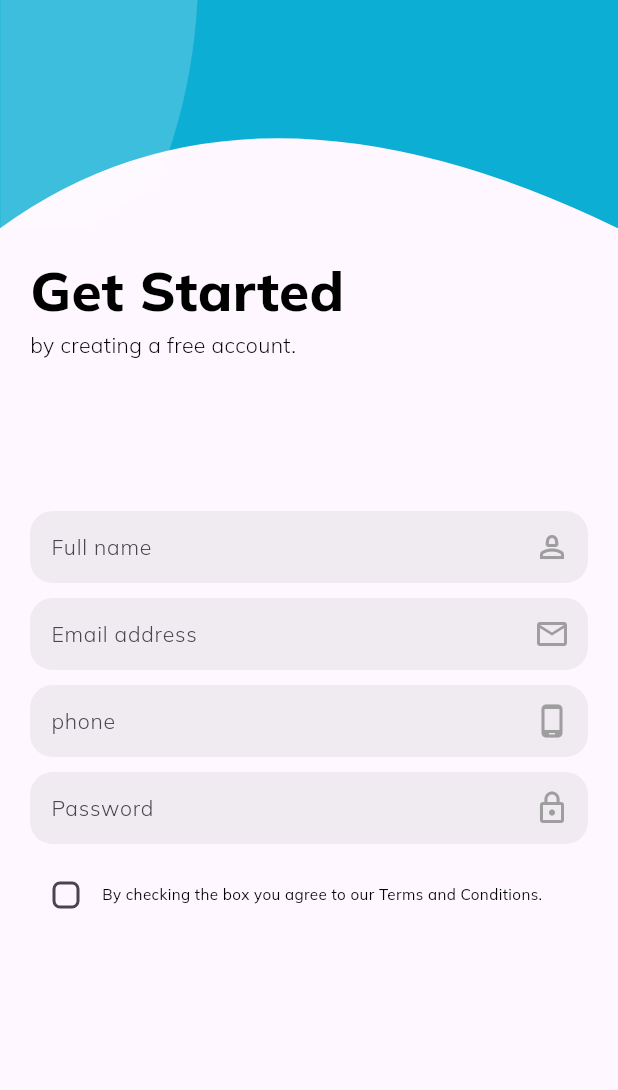
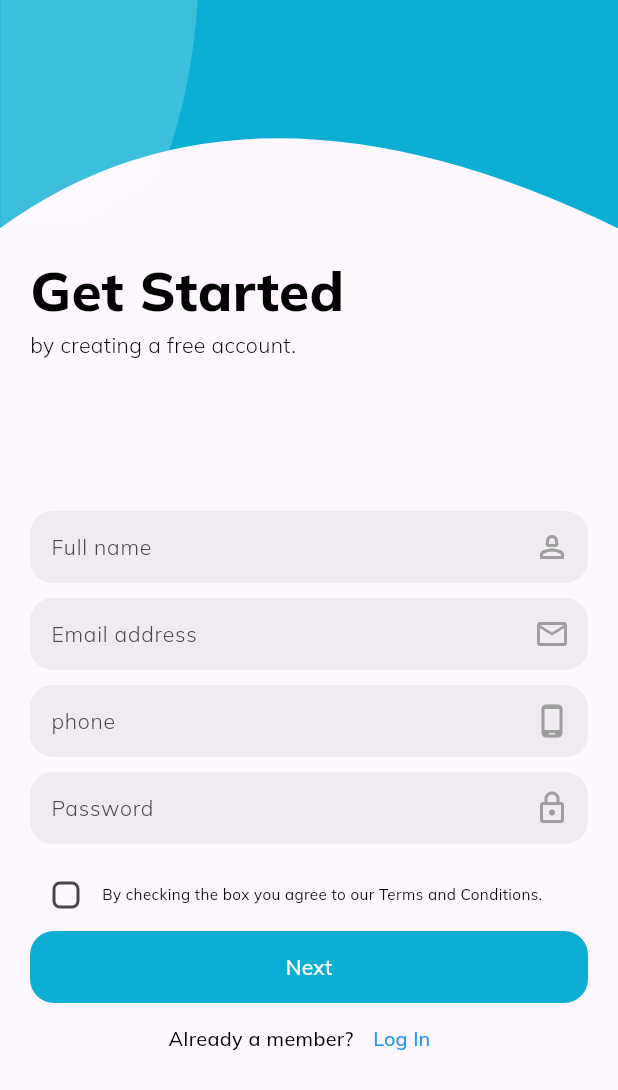
Before and after one commit to fares1908/-speaking_fingers, a Flutter app: the screen it shows after launch, on a phone screen of 412 x 824 dp. Shown: the top 1090 px of the screen. Run offline on Flutter 3.47's test engine with Material 3 defaults, Android fonts, the phone set to English and light mode, and no system bars; our stand-ins replace flutter_screenutil.

Commit message:
update SignupScreen

```diff
--- a/lib/core/theming/text_styles.dart
+++ b/lib/core/theming/text_styles.dart
@@ -22,43 +22,15 @@ class TextStyles {
     color: Colors.black,
   );
 
-
-
-  static TextStyle font13GrayRegular = TextStyle(
+  static TextStyle font13BlackMedium = TextStyle(
     fontSize: 13.sp,
-    fontWeight: FontWeightHelper.regular,
-    color: Colors.black,
-  );
-
-  static TextStyle font13BlueRegular = TextStyle(
-    fontSize: 13.sp,
-    fontWeight: FontWeightHelper.regular,
-    color: Colors.black,
-  );
-
-  static TextStyle font13BlueSemiBold = TextStyle(
-    fontSize: 13.sp,
-    fontWeight: FontWeightHelper.semiBold,
-    color: Colors.black,
-  );
-
-  static TextStyle font14GrayRegular = TextStyle(
-    fontSize: 14.sp,
-    fontWeight: FontWeightHelper.regular,
-    color: Colors.black,
-  );
-
-  static TextStyle font14LightGrayRegular = TextStyle(
-    fontSize: 14.sp,
-    fontWeight: FontWeightHelper.regular,
-    color: Colors.black,
-  );
-
-  static TextStyle font14DarkBlueMedium = TextStyle(
-    fontSize: 14.sp,
     fontWeight: FontWeightHelper.medium,
     color: Colors.black,
   );
 
 
+
+
+
+
 }
--- a/lib/features/auth/sign_in/ui/screens/siginup_screen.dart
+++ b/lib/features/auth/sign_up/ui/screens/siginup_screen.dart
@@ -3,6 +3,8 @@ import 'package:flutter_screenutil/flutter_screenutil.dart';
 
 import '../../../../../core/theming/colors.dart';
 import '../../../../../core/theming/text_styles.dart';
+import '../../../widgets/custom_matrialbutton.dart';
+import '../../../widgets/custom_row_auth.dart';
 import '../../../widgets/custom_textfield.dart';
 
 class SignupScreen extends StatelessWidget {
@@ -92,16 +94,11 @@ class SignupScreen extends StatelessWidget {
                     mainAxisAlignment: MainAxisAlignment.center,
                     children: [
                       Checkbox(
-
-                       shape: RoundedRectangleBorder(
-                         borderRadius: BorderRadius.circular(5),
-
-                       ),
-                          value: false
-                          , onChanged: (value) {
-
-                          },
-
+                        shape: RoundedRectangleBorder(
+                          borderRadius: BorderRadius.circular(5),
+                        ),
+                        value: false,
+                        onChanged: (value) {},
                       ),
                       Expanded(
                         child: Text(
@@ -109,10 +106,16 @@ class SignupScreen extends StatelessWidget {
                           style: TextStyles.font10BlackRegular,
                         ),
                       )
-
                     ],
+                  ),
+                  const CustomButtonAuth(
+                    textButton: 'Next',
+                  ),
+                  CustomAuthRow(
+                    text: 'Already a member?',
+                    textButton: 'Log In',
+                    onPressed: () {},
                   )
-
                 ],
               ),
             ),
--- /dev/null
+++ b/lib/features/auth/widgets/custom_matrialbutton.dart
@@ -0,0 +1,36 @@
+import 'package:flutter/material.dart';
+import 'package:speaking_fingers/core/theming/colors.dart';
+
+class CustomButtonAuth extends StatelessWidget {
+  const CustomButtonAuth({super.key, required this.textButton, this.onPressed});
+  final String textButton;
+  final void Function()? onPressed;
+  @override
+  Widget build(BuildContext context) {
+    return      Container(
+      decoration: BoxDecoration(
+        color: AppColors.themeColor,
+        borderRadius: BorderRadius.circular(16),
+      ),
+      child: Center(
+        child: MaterialButton(
+          shape: OutlineInputBorder(
+            borderSide: BorderSide(
+              color: AppColors.themeColor,
+            ),
+            borderRadius: BorderRadius.circular(16),
+          ),
+          height: 45,
+          minWidth: MediaQuery.of(context).size.width * 0.9,
+          onPressed: onPressed,
+          child: Text(
+            textButton,
+            style: TextStyle(
+              color: Colors.white,
+            ),
+          ),
+        ),
+      ),
+    );
+  }
+}
--- /dev/null
+++ b/lib/features/auth/widgets/custom_row_auth.dart
@@ -0,0 +1,30 @@
+import 'package:flutter/material.dart';
+import 'package:flutter_screenutil/flutter_screenutil.dart';
+
+import '../../../core/theming/text_styles.dart';
+
+class CustomAuthRow extends StatelessWidget {
+  const CustomAuthRow({super.key, required this.text, required this.textButton, this.onPressed});
+  final String text;
+  final String textButton;
+  final void Function()? onPressed;
+  @override
+  Widget build(BuildContext context) {
+    return   Row(
+      mainAxisAlignment: MainAxisAlignment.center,
+      children: [
+        Text(
+          text,
+          style: TextStyles.font13BlackMedium,
+        ),
+        TextButton(
+          onPressed:onPressed,
+          child: Text(
+            textButton,
+            style: TextStyles.font13BlackMedium.copyWith(color: Colors.blue),
+          ),
+        ),
+      ],
+    );
+  }
+}
--- a/lib/main.dart
+++ b/lib/main.dart
@@ -1,6 +1,8 @@
 import 'package:flutter/material.dart';
 import 'package:flutter_screenutil/flutter_screenutil.dart';
-import 'features/auth/sign_in/ui/screens/siginup_screen.dart';
+
+import 'features/auth/sign_up/ui/screens/siginup_screen.dart';
+
 
 void main() {
   runApp(const MyApp());
```
